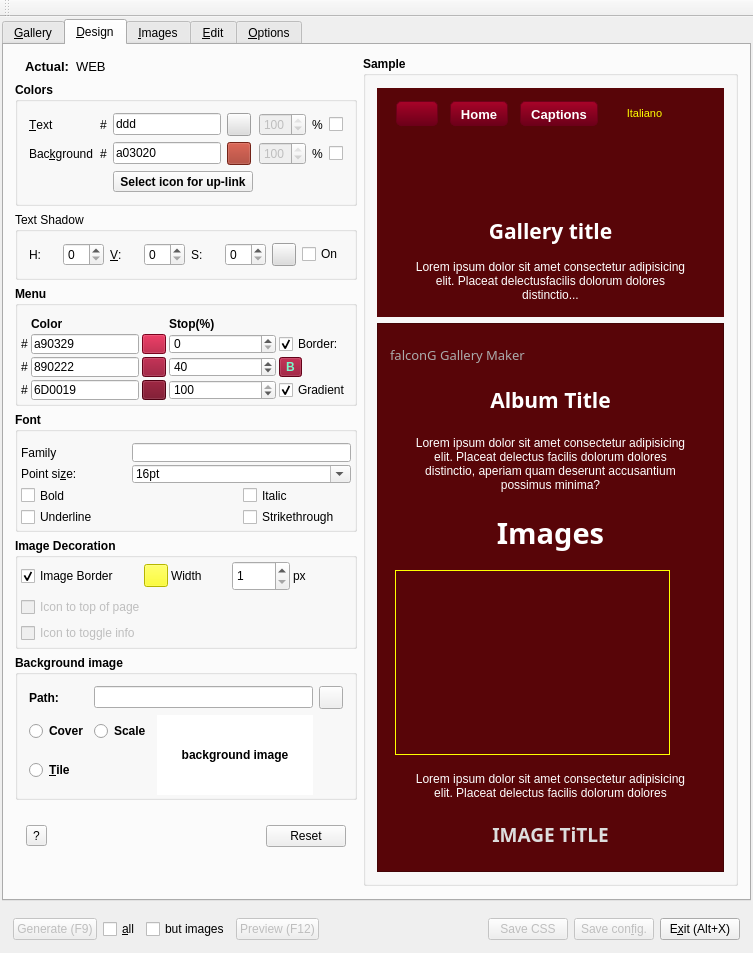
First picture: the form in src/falcong.ui, repository solyoma/falconG, before the edit.
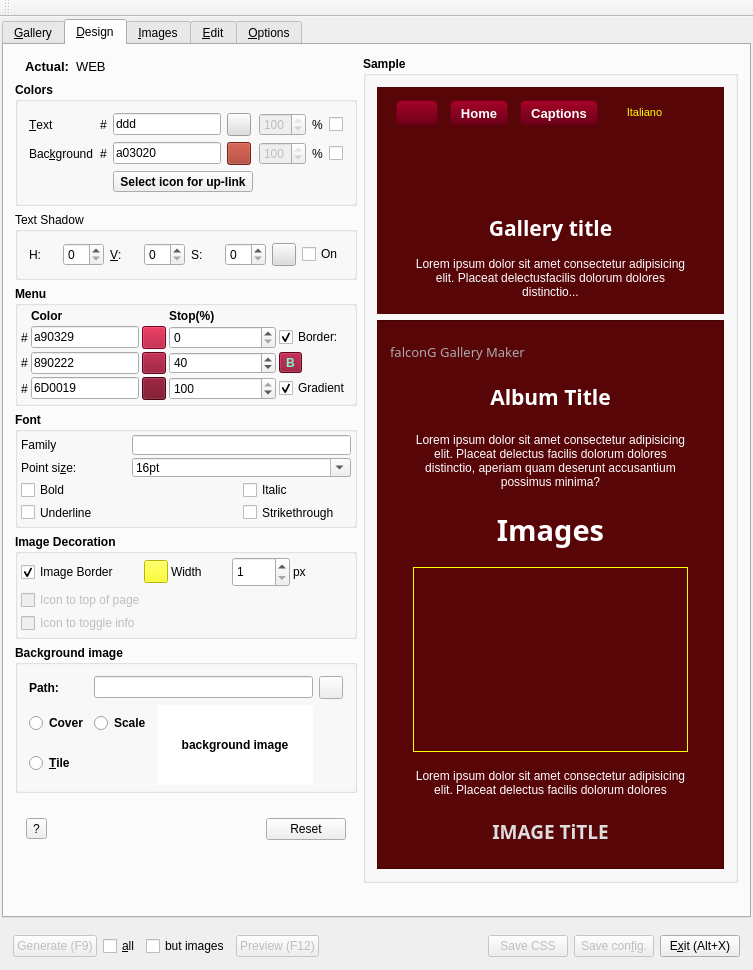
Second picture: the form after the edit. The open tabs and pages were chosen to show the change. Icons and pictures are not drawn. Custom widgets are drawn as their Qt base class.

Commit message: Added 2 more themes: black and blu TODO> blue still needs adjusting, icons for checkboxes and radio boxes bugfix: them change did not prompt config change

```diff
--- a/src/falcong.ui
+++ b/src/falcong.ui
@@ -10,13 +10,13 @@
     <x>0</x>
     <y>0</y>
     <width>753</width>
-    <height>953</height>
+    <height>864</height>
    </rect>
   </property>
   <property name="minimumSize">
    <size>
     <width>753</width>
-    <height>935</height>
+    <height>0</height>
    </size>
   </property>
   <property name="maximumSize">
@@ -190,9 +190,6 @@
            <string>Local machine</string>
           </property>
           <layout class="QGridLayout" name="gridLayout_5">
-           <property name="topMargin">
-            <number>15</number>
-           </property>
            <item row="1" column="0" colspan="3">
             <widget class="QCheckBox" name="chkSourceRelativePerSign">
              <property name="font">
@@ -320,9 +317,6 @@
            <string>Gallery on Server</string>
           </property>
           <layout class="QFormLayout" name="formLayout">
-           <property name="topMargin">
-            <number>15</number>
-           </property>
            <item row="0" column="0">
             <widget class="QLabel" name="label_19">
              <property name="font">
@@ -777,9 +771,6 @@
           </item>
           <item>
            <layout class="QVBoxLayout" name="verticalLayout_15">
-            <property name="topMargin">
-             <number>0</number>
-            </property>
             <item>
              <widget class="QGroupBox" name="gbLatest">
               <property name="font">
@@ -894,9 +885,6 @@
                <string>Google Analytics</string>
               </property>
               <layout class="QGridLayout" name="gridLayout_2">
-               <property name="topMargin">
-                <number>11</number>
-               </property>
                <item row="0" column="0">
                 <widget class="QCheckBox" name="chkUseGoogleAnalytics">
                  <property name="font">
@@ -957,9 +945,6 @@
                <string>Advanced (you may leave theese alone)</string>
               </property>
               <layout class="QFormLayout" name="formLayout_2">
-               <property name="topMargin">
-                <number>13</number>
-               </property>
                <item row="0" column="0">
                 <widget class="QLabel" name="label_56">
                  <property name="minimumSize">
@@ -1182,13 +1167,13 @@
            <number>9</number>
           </property>
           <property name="topMargin">
-           <number>11</number>
+           <number>4</number>
           </property>
           <property name="rightMargin">
            <number>9</number>
           </property>
           <property name="bottomMargin">
-           <number>11</number>
+           <number>4</number>
           </property>
           <item row="0" column="0">
            <widget class="QCheckBox" name="chkReadFromGallery">
@@ -1865,7 +1850,7 @@
                 <number>3</number>
                </property>
                <property name="topMargin">
-                <number>11</number>
+                <number>3</number>
                </property>
                <property name="rightMargin">
                 <number>3</number>
@@ -2155,7 +2140,7 @@
                 <number>3</number>
                </property>
                <property name="topMargin">
-                <number>11</number>
+                <number>3</number>
                </property>
                <property name="rightMargin">
                 <number>3</number>
@@ -2392,12 +2377,9 @@
                <property name="bottomMargin">
                 <number>3</number>
                </property>
-               <property name="horizontalSpacing">
+               <property name="spacing">
                 <number>3</number>
                </property>
-               <property name="verticalSpacing">
-                <number>6</number>
-               </property>
                <item row="5" column="0" colspan="3">
                 <widget class="QCheckBox" name="chkIconTop">
                  <property name="enabled">
@@ -2539,9 +2521,6 @@
                <string>Background image</string>
               </property>
               <layout class="QGridLayout" name="gridLayout_15">
-               <property name="topMargin">
-                <number>11</number>
-               </property>
                <item row="0" column="0">
                 <widget class="QLabel" name="label_63">
                  <property name="text">
@@ -2691,9 +2670,6 @@
              <string>Sample</string>
             </property>
             <layout class="QVBoxLayout" name="verticalLayout_14" stretch="0,1">
-             <property name="topMargin">
-              <number>12</number>
-             </property>
              <item>
               <widget class="QFrame" name="pnlGallery">
                <property name="styleSheet">
@@ -2945,94 +2921,8 @@
                <property name="frameShadow">
                 <enum>QFrame::Raised</enum>
                </property>
-               <layout class="QGridLayout" name="gridLayout_14">
-                <item row="2" column="1">
-                 <widget class="QPushButton" name="btnAlbumDesc">
-                  <property name="styleSheet">
-                   <string notr="true">QPushButton {
-color:#fff
-}</string>
-                  </property>
-                  <property name="text">
-                   <string>Lorem ipsum dolor sit amet consectetur adipisicing
-elit. Placeat delectus facilis dolorum dolores
-distinctio, aperiam quam deserunt accusantium
-possimus minima?</string>
-                  </property>
-                  <property name="flat">
-                   <bool>true</bool>
-                  </property>
-                 </widget>
-                </item>
-                <item row="3" column="1">
-                 <widget class="QPushButton" name="btnSection">
-                  <property name="font">
-                   <font>
-                    <family>Papyrus</family>
-                    <pointsize>22</pointsize>
-                    <weight>75</weight>
-                    <bold>true</bold>
-                   </font>
-                  </property>
-                  <property name="styleSheet">
-                   <string notr="true">QPushButton {
-color:#fff;
-font-family:Papyrus;
-font-size:22pt;
-font-weight:bold;
-}</string>
-                  </property>
-                  <property name="text">
-                   <string>Images</string>
-                  </property>
-                  <property name="flat">
-                   <bool>true</bool>
-                  </property>
-                 </widget>
-                </item>
-                <item row="5" column="1">
-                 <widget class="QPushButton" name="btnImageDesc">
-                  <property name="styleSheet">
-                   <string notr="true">QPushButton {
-color:#fff
-}</string>
-                  </property>
-                  <property name="text">
-                   <string>Lorem ipsum dolor sit amet consectetur adipisicing
-elit. Placeat delectus facilis dolorum dolores</string>
-                  </property>
-                  <property name="flat">
-                   <bool>true</bool>
-                  </property>
-                 </widget>
-                </item>
-                <item row="1" column="1">
-                 <widget class="QPushButton" name="btnAlbumTitle">
-                  <property name="font">
-                   <font>
-                    <family>Monotype Corsiva</family>
-                    <pointsize>16</pointsize>
-                    <weight>75</weight>
-                    <bold>true</bold>
-                   </font>
-                  </property>
-                  <property name="styleSheet">
-                   <string notr="true">QPushButton {
-color:#fff;
-font-family:&quot;Monotype Corsiva&quot;;
-font-size:16pt;
-font-weight:bold;
-}</string>
-                  </property>
-                  <property name="text">
-                   <string>Album Title</string>
-                  </property>
-                  <property name="flat">
-                   <bool>true</bool>
-                  </property>
-                 </widget>
-                </item>
-                <item row="0" column="0" colspan="3">
+               <layout class="QVBoxLayout" name="verticalLayout_22">
+                <item>
                  <layout class="QHBoxLayout" name="horizontalLayout_12">
                   <property name="sizeConstraint">
                    <enum>QLayout::SetNoConstraint</enum>
@@ -3085,21 +2975,138 @@
                   </item>
                  </layout>
                 </item>
-                <item row="6" column="1">
+                <item>
+                 <widget class="QPushButton" name="btnAlbumTitle">
+                  <property name="font">
+                   <font>
+                    <family>Monotype Corsiva</family>
+                    <pointsize>16</pointsize>
+                    <weight>75</weight>
+                    <bold>true</bold>
+                   </font>
+                  </property>
+                  <property name="styleSheet">
+                   <string notr="true">QPushButton {
+color:#fff;
+font-family:&quot;Monotype Corsiva&quot;;
+font-size:16pt;
+font-weight:bold;
+}</string>
+                  </property>
+                  <property name="text">
+                   <string>Album Title</string>
+                  </property>
+                  <property name="flat">
+                   <bool>true</bool>
+                  </property>
+                 </widget>
+                </item>
+                <item>
+                 <widget class="QPushButton" name="btnAlbumDesc">
+                  <property name="styleSheet">
+                   <string notr="true">QPushButton {
+color:#fff
+}</string>
+                  </property>
+                  <property name="text">
+                   <string>Lorem ipsum dolor sit amet consectetur adipisicing
+elit. Placeat delectus facilis dolorum dolores
+distinctio, aperiam quam deserunt accusantium
+possimus minima?</string>
+                  </property>
+                  <property name="flat">
+                   <bool>true</bool>
+                  </property>
+                 </widget>
+                </item>
+                <item>
+                 <widget class="QPushButton" name="btnSection">
+                  <property name="font">
+                   <font>
+                    <family>Papyrus</family>
+                    <pointsize>22</pointsize>
+                    <weight>75</weight>
+                    <bold>true</bold>
+                   </font>
+                  </property>
+                  <property name="styleSheet">
+                   <string notr="true">QPushButton {
+color:#fff;
+font-family:Papyrus;
+font-size:22pt;
+font-weight:bold;
+}</string>
+                  </property>
+                  <property name="text">
+                   <string>Images</string>
+                  </property>
+                  <property name="flat">
+                   <bool>true</bool>
+                  </property>
+                 </widget>
+                </item>
+                <item>
+                 <layout class="QHBoxLayout" name="horizontalLayout_14">
+                  <item>
+                   <widget class="QToolButton" name="btnImage">
+                    <property name="sizePolicy">
+                     <sizepolicy hsizetype="Fixed" vsizetype="Fixed">
+                      <horstretch>0</horstretch>
+                      <verstretch>0</verstretch>
+                     </sizepolicy>
+                    </property>
+                    <property name="minimumSize">
+                     <size>
+                      <width>275</width>
+                      <height>185</height>
+                     </size>
+                    </property>
+                    <property name="maximumSize">
+                     <size>
+                      <width>275</width>
+                      <height>185</height>
+                     </size>
+                    </property>
+                    <property name="styleSheet">
+                     <string notr="true">QToolButton {
+ border: 1px solid #ffff00;
+}</string>
+                    </property>
+                    <property name="text">
+                     <string/>
+                    </property>
+                    <property name="icon">
+                     <iconset resource="falcong.qrc">
+                      <normaloff>:/icons/Resources/Lazise_02596-Edit.png</normaloff>:/icons/Resources/Lazise_02596-Edit.png</iconset>
+                    </property>
+                    <property name="iconSize">
+                     <size>
+                      <width>270</width>
+                      <height>180</height>
+                     </size>
+                    </property>
+                   </widget>
+                  </item>
+                 </layout>
+                </item>
+                <item>
+                 <widget class="QPushButton" name="btnImageDesc">
+                  <property name="styleSheet">
+                   <string notr="true">QPushButton {
+color:#fff
+}</string>
+                  </property>
+                  <property name="text">
+                   <string>Lorem ipsum dolor sit amet consectetur adipisicing
+elit. Placeat delectus facilis dolorum dolores</string>
+                  </property>
+                  <property name="flat">
+                   <bool>true</bool>
+                  </property>
+                 </widget>
+                </item>
+                <item>
                  <layout class="QHBoxLayout" name="horizontalLayout_15">
-                  <item>
-                   <spacer name="horizontalSpacer_13">
-                    <property name="orientation">
-                     <enum>Qt::Horizontal</enum>
-                    </property>
-                    <property name="sizeHint" stdset="0">
-                     <size>
-                      <width>40</width>
-                      <height>20</height>
-                     </size>
-                    </property>
-                   </spacer>
-                  </item>
                   <item>
                    <widget class="QPushButton" name="btnImageTitle">
                     <property name="font">
@@ -3127,63 +3134,9 @@
                     </property>
                    </widget>
                   </item>
-                  <item>
-                   <spacer name="horizontalSpacer_12">
-                    <property name="orientation">
-                     <enum>Qt::Horizontal</enum>
-                    </property>
-                    <property name="sizeHint" stdset="0">
-                     <size>
-                      <width>40</width>
-                      <height>20</height>
-                     </size>
-                    </property>
-                   </spacer>
-                  </item>
                  </layout>
                 </item>
-                <item row="4" column="1">
-                 <widget class="QToolButton" name="btnImage">
-                  <property name="sizePolicy">
-                   <sizepolicy hsizetype="Fixed" vsizetype="Fixed">
-                    <horstretch>0</horstretch>
-                    <verstretch>0</verstretch>
-                   </sizepolicy>
-                  </property>
-                  <property name="minimumSize">
-                   <size>
-                    <width>275</width>
-                    <height>185</height>
-                   </size>
-                  </property>
-                  <property name="maximumSize">
-                   <size>
-                    <width>275</width>
-                    <height>185</height>
-                   </size>
-                  </property>
-                  <property name="styleSheet">
-                   <string notr="true">QToolButton {
- border: 1px solid #ffff00;
-}</string>
-                  </property>
-                  <property name="text">
-                   <string/>
-                  </property>
-                  <property name="icon">
-                   <iconset resource="falcong.qrc">
-                    <normaloff>:/icons/Resources/Lazise_02596-Edit.png</normaloff>:/icons/Resources/Lazise_02596-Edit.png</iconset>
-                  </property>
-                  <property name="iconSize">
-                   <size>
-                    <width>270</width>
-                    <height>180</height>
-                   </size>
-                  </property>
-                 </widget>
-                </item>
                </layout>
-               <zorder>btnImage</zorder>
                <zorder>btnAlbumDesc</zorder>
                <zorder>btnSection</zorder>
                <zorder>btnAlbumTitle</zorder>
@@ -3548,7 +3501,7 @@
                   <number>4</number>
                  </property>
                  <property name="topMargin">
-                  <number>12</number>
+                  <number>4</number>
                  </property>
                  <property name="rightMargin">
                   <number>4</number>
@@ -4536,8 +4489,8 @@
          <rect>
           <x>30</x>
           <y>30</y>
-          <width>121</width>
-          <height>101</height>
+          <width>251</width>
+          <height>191</height>
          </rect>
         </property>
         <property name="font">
@@ -4554,8 +4507,8 @@
           <rect>
            <x>30</x>
            <y>20</y>
-           <width>81</width>
-           <height>65</height>
+           <width>95</width>
+           <height>88</height>
           </rect>
          </property>
          <layout class="QVBoxLayout" name="verticalLayout_21">
@@ -4575,6 +4528,19 @@
             </property>
            </widget>
           </item>
+          <item>
+           <widget class="QRadioButton" name="rbBlueStyle">
+            <property name="font">
+             <font>
+              <weight>50</weight>
+              <bold>false</bold>
+             </font>
+            </property>
+            <property name="text">
+             <string>Blue</string>
+            </property>
+           </widget>
+          </item>
           <item>
            <widget class="QRadioButton" name="rbDarkStyle">
             <property name="font">
@@ -4591,7 +4557,7 @@
           <item>
            <widget class="QRadioButton" name="rbBlackStyle">
             <property name="enabled">
-             <bool>false</bool>
+             <bool>true</bool>
             </property>
             <property name="font">
              <font>
```
The commit also changes 3 other files.
